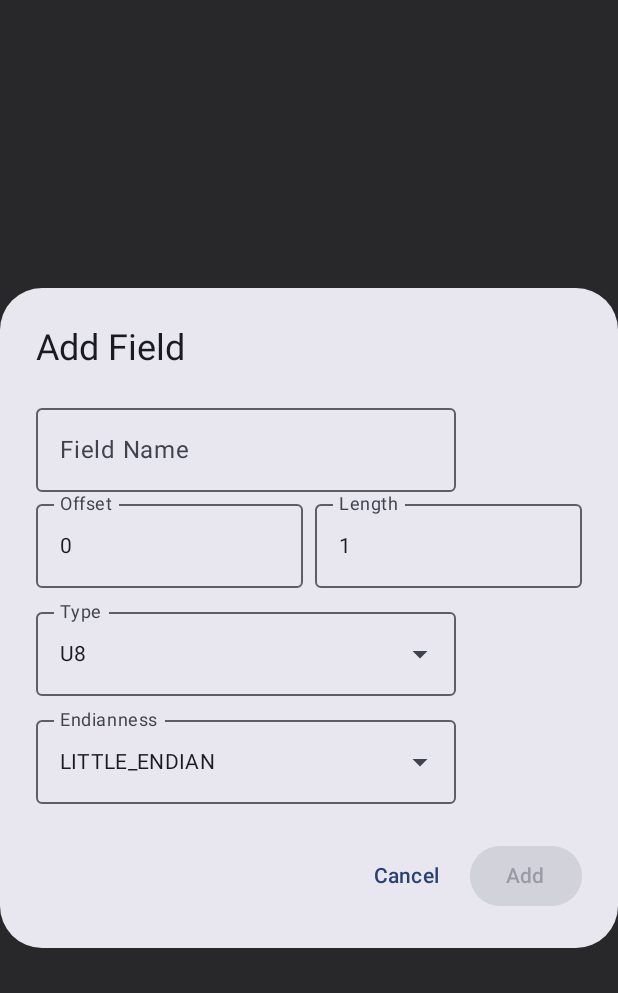
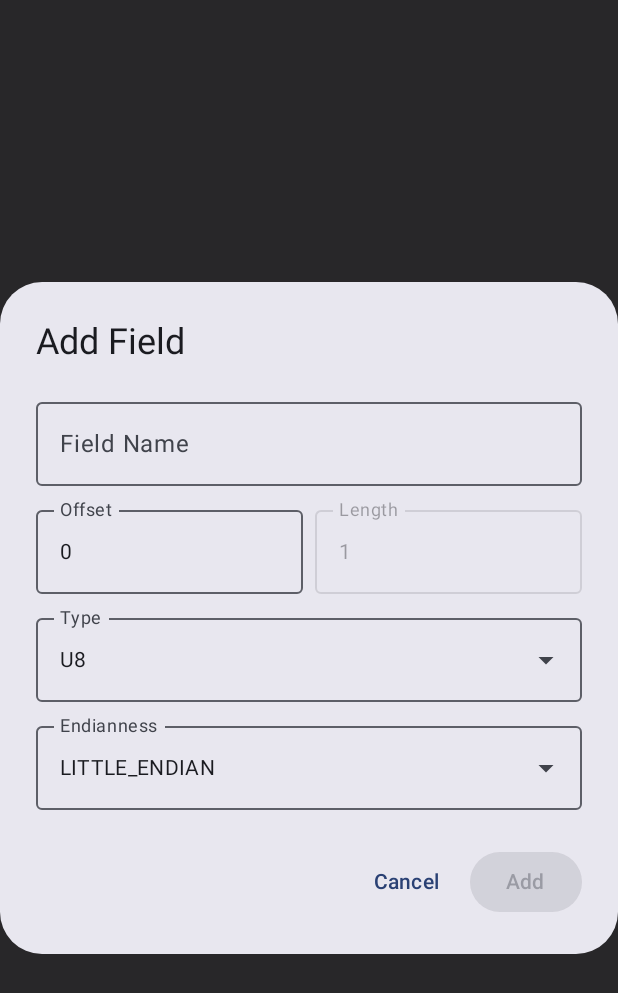
Before and after one commit to luis-javier-gonzalez-alonso/bluetooth-toolkit, an Android app built with Jetpack Compose: the composable CharacteristicParserDialog called with empty values, after a tap on "Add Field", on a phone screen of 412 x 824 dp. Shown: the top 993 px of the screen. Run offline under Robolectric (Android 15) with nearby library versions, the phone set to English and light mode, and no system bars; our stand-ins replace Room's generated code.

Commit message:
Add configurable characteristic parser 3

```diff
--- a/app/src/main/java/net/ljga/projects/apps/bttk/ui/bluetooth/CharacteristicParserDialog.kt
+++ b/app/src/main/java/net/ljga/projects/apps/bttk/ui/bluetooth/CharacteristicParserDialog.kt
@@ -88,7 +88,13 @@ fun CharacteristicParserDialog(
     )
 
     if (showAddField) {
+        val lastField = fields.lastOrNull()
+        val nextOffset = if (lastField != null) {
+            lastField.offset + (lastField.type.length ?: lastField.length)
+        } else 0
+
         AddFieldDialog(
+            defaultOffset = nextOffset,
             onDismiss = { showAddField = false },
             onAdd = { field ->
                 fields = fields + field
@@ -121,9 +127,13 @@ fun FieldRow(field: ParserField, onDelete: () -> Unit) {
 
 @OptIn(ExperimentalMaterial3Api::class)
 @Composable
-fun AddFieldDialog(onDismiss: () -> Unit, onAdd: (ParserField) -> Unit) {
+fun AddFieldDialog(
+    defaultOffset: Int,
+    onDismiss: () -> Unit,
+    onAdd: (ParserField) -> Unit
+) {
     var name by remember { mutableStateOf("") }
-    var offset by remember { mutableStateOf("0") }
+    var offset by remember { mutableStateOf(defaultOffset.toString()) }
     var length by remember { mutableStateOf("1") }
     var type by remember { mutableStateOf(FieldType.U8) }
     var endianness by remember { mutableStateOf(Endianness.LITTLE_ENDIAN) }
@@ -136,10 +146,29 @@ fun AddFieldDialog(onDismiss: () -> Unit, onAdd: (ParserField) -> Unit) {
         title = { Text("Add Field") },
         text = {
             Column {
-                OutlinedTextField(value = name, onValueChange = { name = it }, label = { Text("Field Name") })
+                OutlinedTextField(
+                    value = name,
+                    onValueChange = { name = it },
+                    label = { Text("Field Name") },
+                    modifier = Modifier.fillMaxWidth()
+                )
+
+                Spacer(modifier = Modifier.height(8.dp))
+
                 Row(modifier = Modifier.fillMaxWidth(), horizontalArrangement = Arrangement.spacedBy(8.dp)) {
-                    OutlinedTextField(value = offset, onValueChange = { offset = it }, label = { Text("Offset") }, modifier = Modifier.weight(1f))
-                    OutlinedTextField(value = length, onValueChange = { length = it }, label = { Text("Length") }, modifier = Modifier.weight(1f))
+                    OutlinedTextField(
+                        value = offset,
+                        onValueChange = { offset = it },
+                        label = { Text("Offset") },
+                        modifier = Modifier.weight(1f)
+                    )
+                    OutlinedTextField(
+                        value = length,
+                        onValueChange = { length = it },
+                        label = { Text("Length") },
+                        modifier = Modifier.weight(1f),
+                        enabled = type.length == null
+                    )
                 }
 
                 Spacer(modifier = Modifier.height(8.dp))
@@ -151,11 +180,17 @@ fun AddFieldDialog(onDismiss: () -> Unit, onAdd: (ParserField) -> Unit) {
                         readOnly = true,
                         label = { Text("Type") },
                         trailingIcon = { ExposedDropdownMenuDefaults.TrailingIcon(expanded = typeExpanded) },
-                        modifier = Modifier.menuAnchor()
+                        modifier = Modifier.menuAnchor().fillMaxWidth()
                     )
                     ExposedDropdownMenu(expanded = typeExpanded, onDismissRequest = { typeExpanded = false }) {
                         FieldType.entries.forEach { fieldType ->
-                            DropdownMenuItem(text = { Text(fieldType.name) }, onClick = { type = fieldType; typeExpanded = false })
+                            DropdownMenuItem(
+                                text = { Text(fieldType.name) },
+                                onClick = {
+                                    type = fieldType
+                                    typeExpanded = false
+                                }
+                            )
                         }
                     }
                 }
@@ -169,7 +204,7 @@ fun AddFieldDialog(onDismiss: () -> Unit, onAdd: (ParserField) -> Unit) {
                         readOnly = true,
                         label = { Text("Endianness") },
                         trailingIcon = { ExposedDropdownMenuDefaults.TrailingIcon(expanded = endianExpanded) },
-                        modifier = Modifier.menuAnchor()
+                        modifier = Modifier.menuAnchor().fillMaxWidth()
                     )
                     ExposedDropdownMenu(expanded = endianExpanded, onDismissRequest = { endianExpanded = false }) {
                         Endianness.entries.forEach { end ->
```
